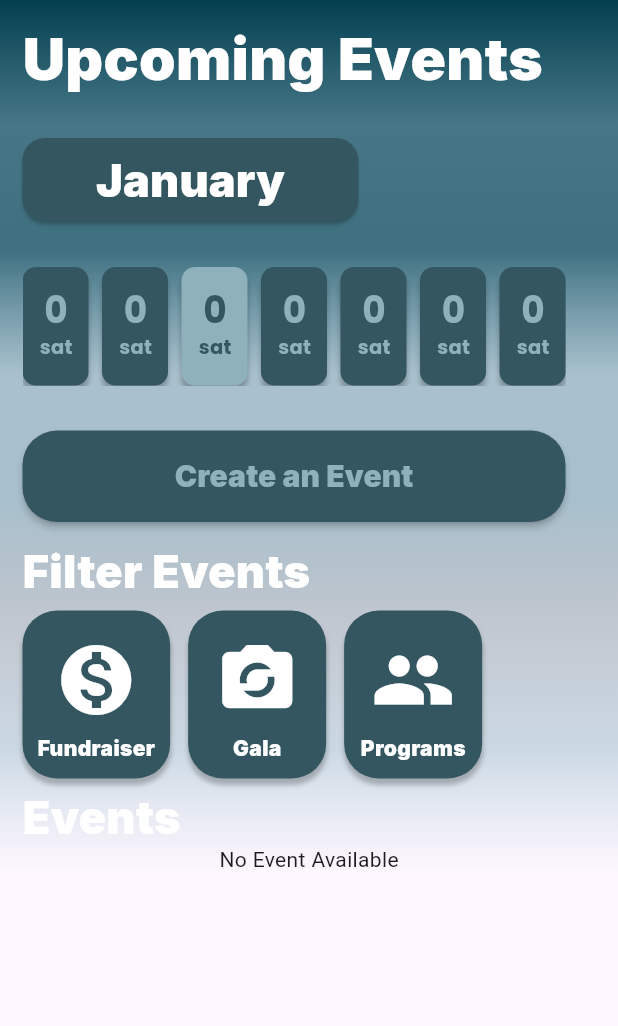
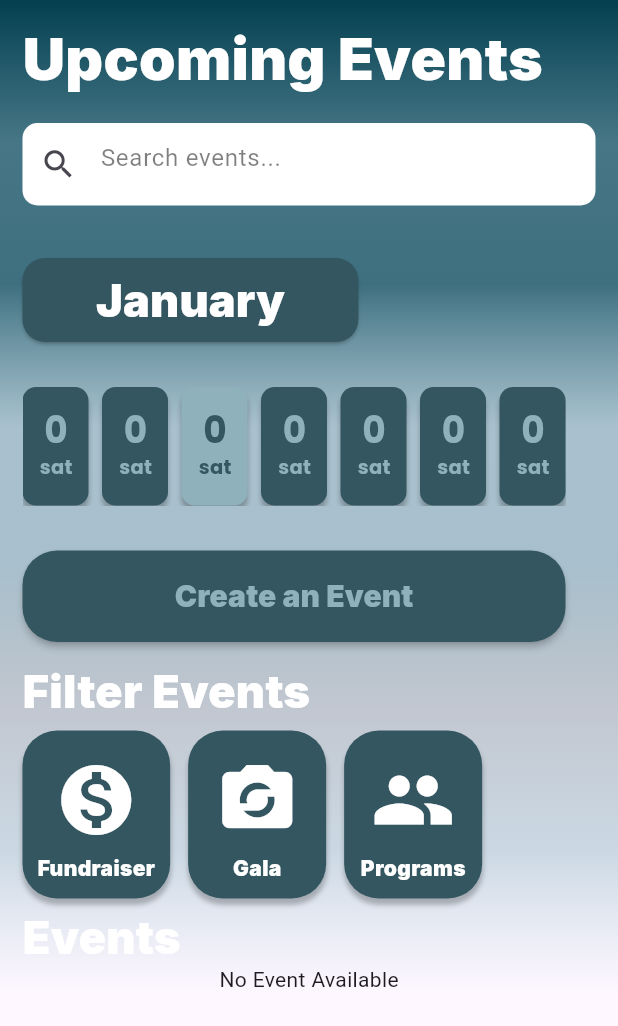
Before and after one commit to SachchitBalamurugan/SoulSyncDepression-OCDapp, a Flutter app: the EventManager screen opened directly, on a phone screen of 412 x 824 dp. Shown: the top 1026 px of the screen. Run offline on Flutter 3.47's test engine with Material 3 defaults, Android fonts, the phone set to English and light mode, and no system bars; our stand-ins replace cached_network_image, cloud_firestore, file_picker, firebase_auth, firebase_core, firebase_storage and 14 more; accounts and stored records are empty.

Commit message:
some fixes

```diff
--- a/lib/consts/firestore_services.dart
+++ b/lib/consts/firestore_services.dart
@@ -39,6 +39,6 @@ class FirestoreServices {
 
   // delete booked Event
   static deleteBookedEvent(docId) {
-    return firestore.collection(eventsCollection).doc(docId).delete();
+    return firestore.collection(bookedEventsCollection).doc(docId).delete();
   }
 }
--- a/lib/screens/iphone-14-12.dart
+++ b/lib/screens/iphone-14-12.dart
@@ -89,6 +89,29 @@ class _EventManagerState extends State<EventManager> {
                       fontWeight: FontWeight.w900,
                       height: 1.2125 * ffem / fem,
                       color: Color(0xffffffff),
+                    ),
+                  ),
+                ),
+                Padding(
+                  padding: const EdgeInsets.symmetric(horizontal: 15.0),
+                  child: Container(
+                    margin: const EdgeInsets.only(top: 5, bottom: 20),
+                    width: MediaQuery.of(context).size.width,
+                    height: 55,
+                    alignment: Alignment.center,
+                    decoration: BoxDecoration(
+                      color: Colors.white,
+                      borderRadius: BorderRadius.circular(10),
+                    ),
+                    child: TextFormField(
+                      decoration: InputDecoration(
+                        border: InputBorder.none,
+                        hintText: "Search events...",
+                        hintStyle: TextStyle(
+                          color: Colors.black.withOpacity(0.5),
+                        ),
+                        prefixIcon: const Icon(Icons.search, size: 25),
+                      ),
                     ),
                   ),
                 ),
```
Also changed, not shown: lib/screens/EventCreator.dart (+24 -0 lines), lib/widgets/eventCard.dart (+23 -1 lines).
